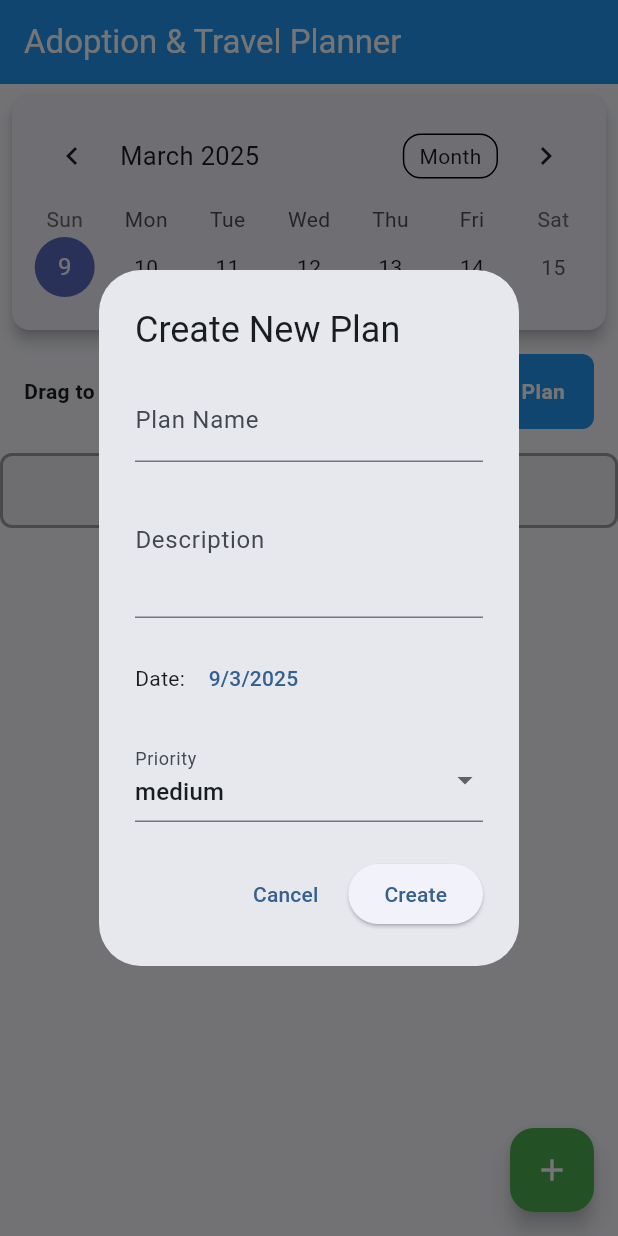
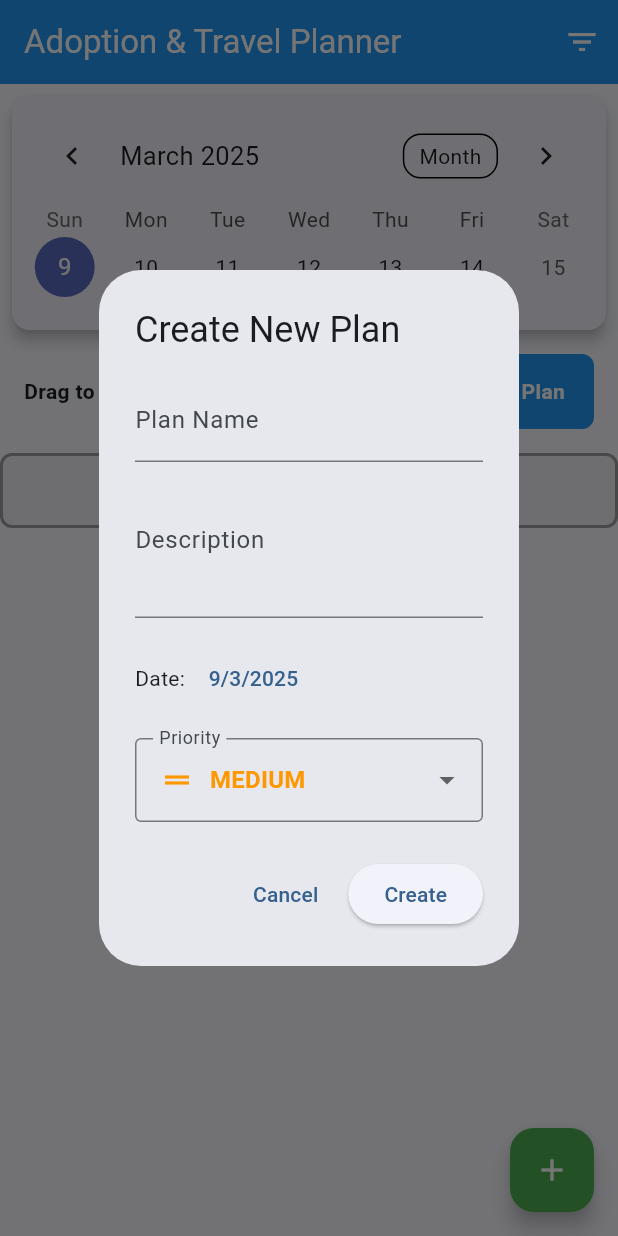
Before and after one commit to nikhilchowdary-yamani/cw04, a Flutter app: the screen it shows after launch, after a tap on the "add" icon, on a phone screen of 412 x 824 dp. Run offline on Flutter 3.47's test engine with Material 3 defaults, Android fonts, the phone set to English and light mode, and no system bars; drawn by our look-alikes of table_calendar.

Commit message:
adds priority feature

```diff
--- a/lib/models/plan.dart
+++ b/lib/models/plan.dart
@@ -1,3 +1,4 @@
+// in lib/models/plan.dart
 enum PlanStatus { pending, completed }
 enum PlanPriority { low, medium, high }
 
@@ -15,6 +16,6 @@ class Plan {
     required this.description,
     required this.date,
     this.status = PlanStatus.pending,
-    this.priority = PlanPriority.medium,
+    this.priority = PlanPriority.medium,  // Default priority is medium
   });
 }
--- a/lib/screens/plan_manager_screen.dart
+++ b/lib/screens/plan_manager_screen.dart
@@ -17,14 +17,70 @@ class PlanManagerScreen extends StatefulWidget {
 class _PlanManagerScreenState extends State<PlanManagerScreen> {
   final List<Plan> _plans = [];
   final uuid = Uuid();
+  PlanPriority? _priorityFilter;
+
+  List<Plan> _getFilteredPlans() {
+  if (_priorityFilter == null) {
+    return _plans;
+  }
+
+  return _plans.where((plan) => plan.priority == _priorityFilter).toList();
+}
 
 @override
 Widget build(BuildContext context) {
   return Scaffold(
     appBar: AppBar(
-      title: const Text('Adoption & Travel Planner'),
+  title: const Text('Adoption & Travel Planner'),
+  actions: [
+    PopupMenuButton<PlanPriority?>(
+      icon: const Icon(Icons.filter_list),
+      tooltip: 'Filter by priority',
+      onSelected: (PlanPriority? value) {
+        setState(() {
+          _priorityFilter = value;
+        });
+      },
+      itemBuilder: (context) => [
+        const PopupMenuItem(
+          value: null,
+          child: Text('All Priorities'),
+        ),
+        PopupMenuItem(
+          value: PlanPriority.high,
+          child: Row(
+            children: [
+              Icon(Icons.priority_high, color: Colors.red),
+              const SizedBox(width: 8),
+              const Text('High Priority'),
+            ],
+          ),
+        ),
+        PopupMenuItem(
+          value: PlanPriority.medium,
+          child: Row(
+            children: [
+              Icon(Icons.drag_handle, color: Colors.orange),
+              const SizedBox(width: 8),
+              const Text('Medium Priority'),
+            ],
+          ),
+        ),
+        PopupMenuItem(
+          value: PlanPriority.low,
+          child: Row(
+            children: [
+              Icon(Icons.arrow_downward, color: Colors.green),
+              const SizedBox(width: 8),
+              const Text('Low Priority'),
+            ],
+          ),
+        ),
+      ],
     ),
-    body: Column(
+  ],
+),
+body: Column(
       children: [
         // Calendar
         Card(
@@ -72,21 +128,48 @@ PlanDragTarget(
     ),
   );
 }
-  Widget _buildPlanList() {
-  if (_plans.isEmpty) {
-    return const Center(
-      child: Text('No plans yet. Tap + to add a new plan.'),
+// In _buildPlanList method in plan_manager_screen.dart
+Widget _buildPlanList() {
+  final filteredPlans = _getFilteredPlans();
+
+  if (filteredPlans.isEmpty) {
+    return Center(
+      child: Column(
+        mainAxisAlignment: MainAxisAlignment.center,
+        children: [
+          const Text('No plans found.'),
+          if (_priorityFilter != null)
+            TextButton.icon(
+              icon: const Icon(Icons.filter_alt_off),
+              label: const Text('Clear Filter'),
+              onPressed: () {
+                setState(() {
+                  _priorityFilter = null;
+                });
+              },
+            ),
+        ],
+      ),
     );
   }
 
-  // Sort plans by priority (high to low)
-  _plans.sort((a, b) => b.priority.index.compareTo(a.priority.index));
+  // Sort plans by priority (high to low) and then by status (pending first)
+  filteredPlans.sort((a, b) {
+    // First sort by priority (high to low)
+    int priorityComparison = b.priority.index.compareTo(a.priority.index);
+    if (priorityComparison != 0) {
+      return priorityComparison;
+    }
+
+    // If priorities are the same, sort by status (pending first)
+    return a.status.index.compareTo(b.status.index);
+  });
 
   return ListView.builder(
-    itemCount: _plans.length,
+    itemCount: filteredPlans.length,
     itemBuilder: (context, index) {
       return PlanListItem(
-        plan: _plans[index],
+        plan: filteredPlans[index],
         onDelete: _deletePlan,
         onToggleStatus: _togglePlanStatus,
         onEdit: _showEditPlanDialog,
@@ -94,7 +177,7 @@ PlanDragTarget(
     },
   );
 }
-void _showAddPlanDialogWithPrefilledData(
+  void _showAddPlanDialogWithPrefilledData(
   String name,
   String description,
   DateTime date,
@@ -289,11 +372,13 @@ void _togglePlanStatus(String id) {
     }
   });
 }
-  void _showAddPlanDialog() {
+
+
+void _showAddPlanDialog() {
   final nameController = TextEditingController();
   final descriptionController = TextEditingController();
   DateTime selectedDate = DateTime.now();
-  PlanPriority selectedPriority = PlanPriority.medium;
+  PlanPriority selectedPriority = PlanPriority.medium; // Default priority
 
   showDialog(
     context: context,
@@ -341,15 +426,50 @@ void _togglePlanStatus(String id) {
               ],
             ),
             const SizedBox(height: 16),
+            // Priority Selector
             DropdownButtonFormField<PlanPriority>(
               value: selectedPriority,
               decoration: const InputDecoration(
                 labelText: 'Priority',
+                border: OutlineInputBorder(),
               ),
               items: PlanPriority.values.map((priority) {
+                // Get display name (convert 'high' from PlanPriority.high)
+                final name = priority.toString().split('.').last;
+                // Choose icon and color based on priority
+                IconData icon;
+                Color color;
+
+                switch (priority) {
+                  case PlanPriority.high:
+                    icon = Icons.priority_high;
+                    color = Colors.red;
+                    break;
+                  case PlanPriority.medium:
+                    icon = Icons.drag_handle;
+                    color = Colors.orange;
+                    break;
+                  case PlanPriority.low:
+                    icon = Icons.arrow_downward;
+                    color = Colors.green;
+                    break;
+                }
+
                 return DropdownMenuItem(
                   value: priority,
-                  child: Text(priority.toString().split('.').last),
+                  child: Row(
+                    children: [
+                      Icon(icon, color: color),
+                      const SizedBox(width: 10),
+                      Text(
+                        name.toUpperCase(),
+                        style: TextStyle(
+                          color: color,
+                          fontWeight: FontWeight.bold,
+                        ),
+                      ),
+                    ],
+                  ),
                 );
               }).toList(),
               onChanged: (value) {
@@ -373,7 +493,7 @@ void _togglePlanStatus(String id) {
                 nameController.text,
                 descriptionController.text,
                 selectedDate,
-                selectedPriority,
+                selectedPriority,  // Pass the selected priority
               );
               Navigator.of(ctx).pop();
             }
@@ -384,7 +504,6 @@ void _togglePlanStatus(String id) {
     ),
   );
 }
-
 void _addPlan(String name, String description, DateTime date, PlanPriority priority) {
   setState(() {
     _plans.add(
```
Also changed, not shown: lib/widgets/plan_list_item.dart (+36 -1 lines).
